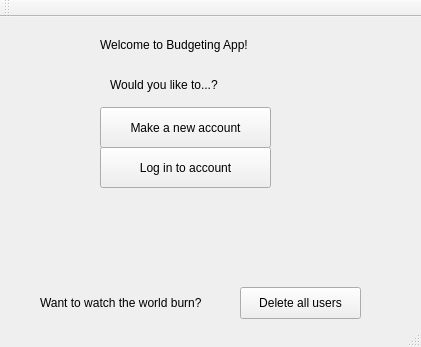
Old version of the form GUI3/GUI3/mainwindow.ui in the repository Kbarrera123/StudBudget.
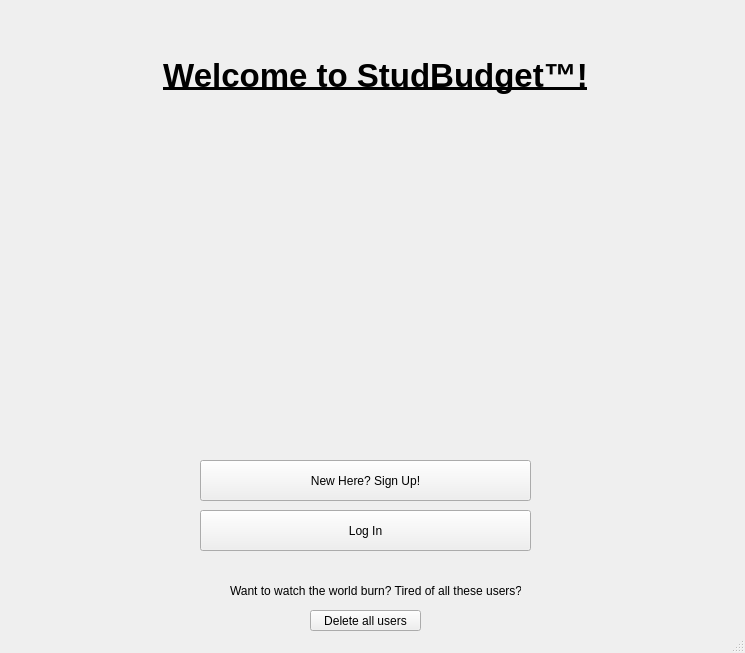
New version of the form. Icons and pictures are not drawn.

Patch:
```diff
--- a/GUI3/GUI3/mainwindow.ui
+++ b/GUI3/GUI3/mainwindow.ui
@@ -6,102 +6,124 @@
    <rect>
     <x>0</x>
     <y>0</y>
-    <width>421</width>
-    <height>347</height>
+    <width>745</width>
+    <height>653</height>
    </rect>
   </property>
   <property name="windowTitle">
    <string>MainWindow</string>
   </property>
+  <property name="autoFillBackground">
+   <bool>false</bool>
+  </property>
   <widget class="QWidget" name="centralWidget">
    <widget class="QLabel" name="label">
     <property name="geometry">
      <rect>
-      <x>100</x>
-      <y>20</y>
-      <width>181</width>
-      <height>16</height>
+      <x>90</x>
+      <y>-20</y>
+      <width>571</width>
+      <height>191</height>
      </rect>
     </property>
-    <property name="text">
-     <string>Welcome to Budgeting App!</string>
+    <property name="font">
+     <font>
+      <family>Yu Gothic UI</family>
+      <pointsize>25</pointsize>
+      <weight>75</weight>
+      <italic>false</italic>
+      <bold>true</bold>
+      <underline>true</underline>
+      <strikeout>false</strikeout>
+      <kerning>true</kerning>
+     </font>
     </property>
-   </widget>
-   <widget class="QLabel" name="label_2">
-    <property name="geometry">
-     <rect>
-      <x>110</x>
-      <y>60</y>
-      <width>151</width>
-      <height>16</height>
-     </rect>
+    <property name="autoFillBackground">
+     <bool>false</bool>
     </property>
     <property name="text">
-     <string>Would you like to...?</string>
+     <string>Welcome to StudBudget™!</string>
+    </property>
+    <property name="scaledContents">
+     <bool>false</bool>
+    </property>
+    <property name="alignment">
+     <set>Qt::AlignCenter</set>
     </property>
    </widget>
    <widget class="QPushButton" name="pushButton_login">
     <property name="geometry">
      <rect>
-      <x>100</x>
-      <y>130</y>
-      <width>171</width>
+      <x>200</x>
+      <y>510</y>
+      <width>331</width>
       <height>41</height>
      </rect>
     </property>
     <property name="text">
-     <string>Log in to account</string>
+     <string>Log In</string>
     </property>
    </widget>
    <widget class="QPushButton" name="pushButton_makeAccount">
     <property name="geometry">
      <rect>
-      <x>100</x>
-      <y>90</y>
-      <width>171</width>
+      <x>200</x>
+      <y>460</y>
+      <width>331</width>
       <height>41</height>
      </rect>
     </property>
     <property name="text">
-     <string>Make a new account</string>
+     <string>New Here? Sign Up!</string>
     </property>
    </widget>
    <widget class="QLabel" name="label_3">
     <property name="geometry">
      <rect>
-      <x>40</x>
-      <y>276</y>
-      <width>191</width>
-      <height>20</height>
+      <x>230</x>
+      <y>580</y>
+      <width>291</width>
+      <height>21</height>
      </rect>
     </property>
     <property name="text">
-     <string>Want to watch the world burn?</string>
+     <string>Want to watch the world burn? Tired of all these users?</string>
     </property>
    </widget>
    <widget class="QPushButton" name="pushButton">
     <property name="geometry">
      <rect>
-      <x>240</x>
-      <y>270</y>
-      <width>121</width>
-      <height>32</height>
+      <x>310</x>
+      <y>610</y>
+      <width>111</width>
+      <height>21</height>
      </rect>
     </property>
     <property name="text">
      <string>Delete all users</string>
     </property>
    </widget>
+   <widget class="QLabel" name="label_logo">
+    <property name="geometry">
+     <rect>
+      <x>210</x>
+      <y>120</y>
+      <width>311</width>
+      <height>321</height>
+     </rect>
+    </property>
+    <property name="text">
+     <string/>
+    </property>
+    <property name="pixmap">
+     <pixmap resource="logo.qrc">:/new/images/StudBudget.jpg</pixmap>
+    </property>
+    <property name="scaledContents">
+     <bool>true</bool>
+    </property>
+   </widget>
   </widget>
   <widget class="QStatusBar" name="statusBar"/>
-  <widget class="QToolBar" name="mainToolBar">
-   <attribute name="toolBarArea">
-    <enum>TopToolBarArea</enum>
-   </attribute>
-   <attribute name="toolBarBreak">
-    <bool>false</bool>
-   </attribute>
-  </widget>
  </widget>
  <layoutdefault spacing="6" margin="11"/>
  <resources/>
```
Left out of the diff: 4 changed lines with no effect on the pictures.
